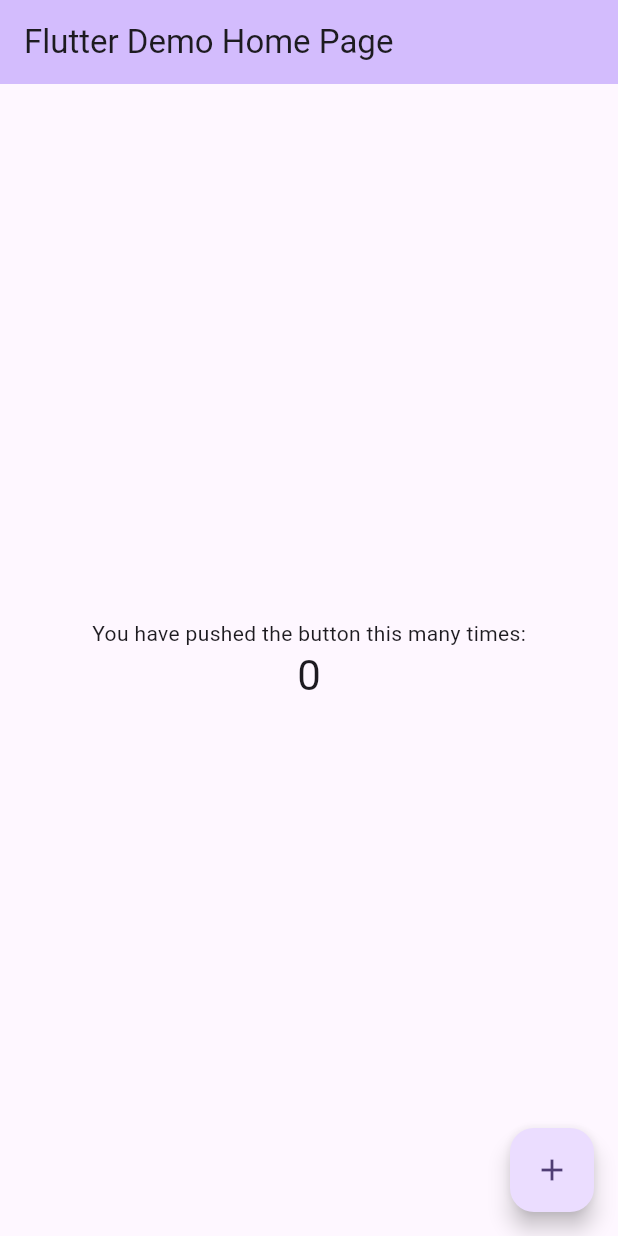
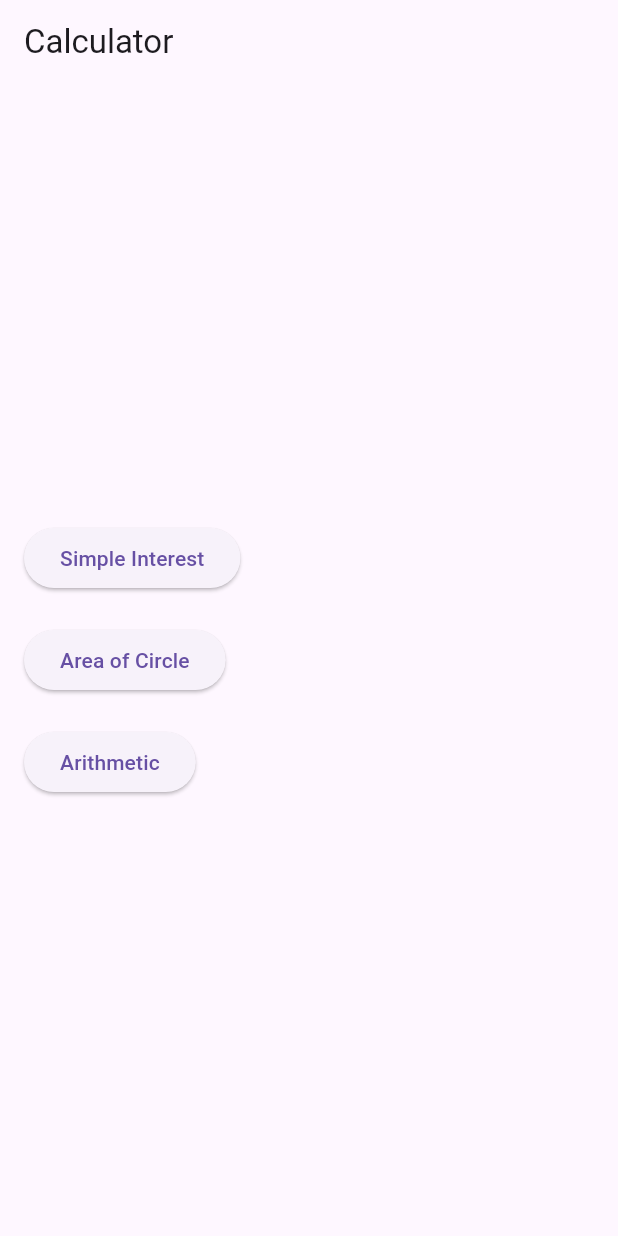
Before and after one commit to Babbita-1/Calculator-Assignment, a Flutter app: the screen it shows after launch, on a phone screen of 412 x 824 dp. Run offline on Flutter 3.47's test engine with Material 3 defaults, Android fonts, the phone set to English and light mode, and no system bars; missing offline and left inert: first_assingment.

Commit message:
Added files

```diff
--- /dev/null
+++ b/lib/app/app.dart
@@ -0,0 +1,15 @@
+
+import 'package:first_assignment/view/arithmetic_view.dart';
+import 'package:flutter/material.dart';
+
+class MyApp extends StatelessWidget {
+  const MyApp({super.key});
+
+  @override
+  Widget build(BuildContext context) {
+    return const MaterialApp(
+      debugShowCheckedModeBanner: false,
+      home: Arithmetic(),
+    );
+  }
+}
--- a/lib/main.dart
+++ b/lib/main.dart
@@ -1,125 +1,25 @@
+
+
+import 'package:first_assignment/view/dashboard.dart';
 import 'package:flutter/material.dart';
+ // Import the dashboard screen
 
 void main() {
-  runApp(const MyApp());
+  runApp(
+    const MyApp());
 }
 
 class MyApp extends StatelessWidget {
   const MyApp({super.key});
 
-  // This widget is the root of your application.
   @override
   Widget build(BuildContext context) {
     return MaterialApp(
-      title: 'Flutter Demo',
+      title: 'First Assignment',
       theme: ThemeData(
-        // This is the theme of your application.
-        //
-        // TRY THIS: Try running your application with "flutter run". You'll see
-        // the application has a purple toolbar. Then, without quitting the app,
-        // try changing the seedColor in the colorScheme below to Colors.green
-        // and then invoke "hot reload" (save your changes or press the "hot
-        // reload" button in a Flutter-supported IDE, or press "r" if you used
-        // the command line to start the app).
-        //
-        // Notice that the counter didn't reset back to zero; the application
-        // state is not lost during the reload. To reset the state, use hot
-        // restart instead.
-        //
-        // This works for code too, not just values: Most code changes can be
-        // tested with just a hot reload.
-        colorScheme: ColorScheme.fromSeed(seedColor: Colors.deepPurple),
-        useMaterial3: true,
+        primarySwatch: Colors.blue,
       ),
-      home: const MyHomePage(title: 'Flutter Demo Home Page'),
+      home:const Dashboard(),
     );
   }
 }
-
-class MyHomePage extends StatefulWidget {
-  const MyHomePage({super.key, required this.title});
-
-  // This widget is the home page of your application. It is stateful, meaning
-  // that it has a State object (defined below) that contains fields that affect
-  // how it looks.
-
-  // This class is the configuration for the state. It holds the values (in this
-  // case the title) provided by the parent (in this case the App widget) and
-  // used by the build method of the State. Fields in a Widget subclass are
-  // always marked "final".
-
-  final String title;
-
-  @override
-  State<MyHomePage> createState() => _MyHomePageState();
-}
-
-class _MyHomePageState extends State<MyHomePage> {
-  int _counter = 0;
-
-  void _incrementCounter() {
-    setState(() {
-      // This call to setState tells the Flutter framework that something has
-      // changed in this State, which causes it to rerun the build method below
-      // so that the display can reflect the updated values. If we changed
-      // _counter without calling setState(), then the build method would not be
-      // called again, and so nothing would appear to happen.
-      _counter++;
-    });
-  }
-
-  @override
-  Widget build(BuildContext context) {
-    // This method is rerun every time setState is called, for instance as done
-    // by the _incrementCounter method above.
-    //
-    // The Flutter framework has been optimized to make rerunning build methods
-    // fast, so that you can just rebuild anything that needs updating rather
-    // than having to individually change instances of widgets.
-    return Scaffold(
-      appBar: AppBar(
-        // TRY THIS: Try changing the color here to a specific color (to
-        // Colors.amber, perhaps?) and trigger a hot reload to see the AppBar
-        // change color while the other colors stay the same.
-        backgroundColor: Theme.of(context).colorScheme.inversePrimary,
-        // Here we take the value from the MyHomePage object that was created by
-        // the App.build method, and use it to set our appbar title.
-        title: Text(widget.title),
-      ),
-      body: Center(
-        // Center is a layout widget. It takes a single child and positions it
-        // in the middle of the parent.
-        child: Column(
-          // Column is also a layout widget. It takes a list of children and
-          // arranges them vertically. By default, it sizes itself to fit its
-          // children horizontally, and tries to be as tall as its parent.
-          //
-          // Column has various properties to control how it sizes itself and
-          // how it positions its children. Here we use mainAxisAlignment to
-          // center the children vertically; the main axis here is the vertical
-          // axis because Columns are vertical (the cross axis would be
-          // horizontal).
-          //
-          // TRY THIS: Invoke "debug painting" (choose the "Toggle Debug Paint"
-          // action in the IDE, or press "p" in the console), to see the
-          // wireframe for each widget.
-          mainAxisAlignment: MainAxisAlignment.center,
-          children: <Widget>[
-            const Text(
-              'You have pushed the button this many times:',
-            ),
-            Text(
-              '$_counter',
-              style: Theme.of(context).textTheme.headlineMedium,
-            ),
-          ],
-        ),
-      ),
-      floatingActionButton: FloatingActionButton(
-        onPressed: _incrementCounter,
-        tooltip: 'Increment',
-        child: const Icon(Icons.add),
-      ), // This trailing comma makes auto-formatting nicer for build methods.
-    );
-  }
-}
--- /dev/null
+++ b/lib/view/dashboard.dart
@@ -0,0 +1,56 @@
+import 'package:first_assingment/view/Area_of_circle.dart';
+import 'package:first_assingment/view/arithmetic.dart';
+import 'package:flutter/material.dart';
+
+import 'simple_interest.dart';
+
+class Dashboard extends StatelessWidget {
+  const Dashboard({super.key});
+
+  @override
+  Widget build(BuildContext context) {
+    return Scaffold(
+      appBar: AppBar(
+        title: const Text('Calculator'),
+      ),
+      body: Padding(
+        padding: const EdgeInsets.all(16.0),
+        child: Column(
+          mainAxisAlignment: MainAxisAlignment.center,
+          crossAxisAlignment: CrossAxisAlignment.start,
+          children: <Widget>[
+            ElevatedButton(
+              onPressed: () {
+                Navigator.push(
+                  context,
+                  MaterialPageRoute(builder: (context) => const SimpleInterest()),
+                );
+              },
+              child: const Text('Simple Interest'),
+            ),
+            const SizedBox(height: 20),
+            ElevatedButton(
+              onPressed: () {
+                Navigator.push(
+                  context,
+                  MaterialPageRoute(builder: (context) => const AreaOfCircle()),
+                );
+              },
+              child: const Text('Area of Circle'),
+            ),
+            const SizedBox(height: 20),
+            ElevatedButton(
+              onPressed: () {
+                Navigator.push(
+                  context,
+                  MaterialPageRoute(builder: (context) => Arithmetic()),
+                );
+              },
+              child: const Text('Arithmetic'),
+            ),
+          ],
+        ),
+      ),
+    );
+  }
+}
```
Also changed, not shown: lib/view/Area_of_circle.dart (added, +61 -0 lines), lib/view/arithmetic.dart (added, +79 -0 lines), lib/view/arithmetic_view.dart (added, +97 -0 lines), lib/view/first_view.dart (added, +17 -0 lines), lib/view/simple_interest.dart (added, +73 -0 lines), lib/screens/Arithmetic.dart (added).
